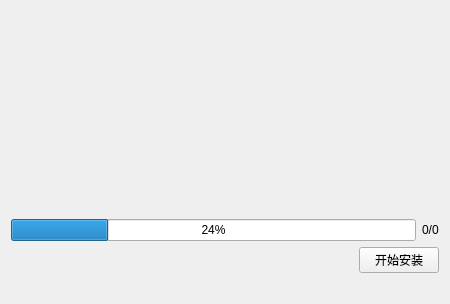
The window that Updater.ui (RunnanZhang/Updater) describes before a commit, drawn with Qt 5.
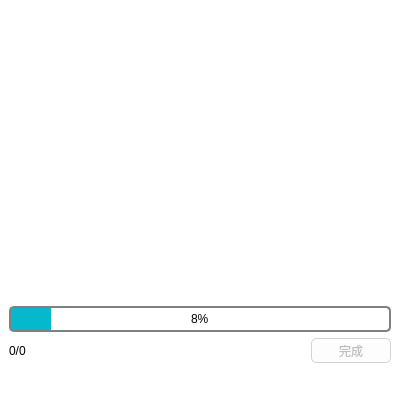
The same window after the commit. The open tabs and pages were chosen to show the change.

```diff
--- a/Updater.ui
+++ b/Updater.ui
@@ -6,14 +6,37 @@
    <rect>
     <x>0</x>
     <y>0</y>
-    <width>450</width>
-    <height>304</height>
+    <width>400</width>
+    <height>393</height>
    </rect>
   </property>
   <property name="windowTitle">
    <string>Updater</string>
   </property>
-  <layout class="QVBoxLayout" name="verticalLayout_2">
+  <property name="styleSheet">
+   <string notr="true">QWidget {
+	background: white;
+}
+QProgressBar {
+    border: 2px solid grey;
+    border-radius: 5px;
+    text-align: center;
+}
+QProgressBar::chunk {
+	background-color: #05B8CC;
+    width: 20px;
+}
+QPushButton {
+	background: #fdfdfd;
+    border: 1px solid lightGrey;
+    border-radius: 5px;
+}
+QPushButton:hover {
+    background: #f4f4f4;
+}
+</string>
+  </property>
+  <layout class="QVBoxLayout" name="verticalLayout">
    <property name="leftMargin">
     <number>0</number>
    </property>
@@ -59,9 +82,21 @@
       </layout>
      </widget>
      <widget class="QWidget" name="downloadPage">
-      <layout class="QVBoxLayout" name="verticalLayout">
+      <layout class="QVBoxLayout" name="verticalLayout_2">
+       <property name="spacing">
+        <number>6</number>
+       </property>
+       <property name="leftMargin">
+        <number>0</number>
+       </property>
        <property name="topMargin">
-        <number>9</number>
+        <number>0</number>
+       </property>
+       <property name="rightMargin">
+        <number>0</number>
+       </property>
+       <property name="bottomMargin">
+        <number>0</number>
        </property>
        <item>
         <widget class="QLabel" name="loadLabel">
@@ -71,6 +106,12 @@
            <verstretch>0</verstretch>
           </sizepolicy>
          </property>
+         <property name="minimumSize">
+          <size>
+           <width>400</width>
+           <height>300</height>
+          </size>
+         </property>
          <property name="text">
           <string/>
          </property>
@@ -78,13 +119,44 @@
        </item>
        <item>
         <layout class="QHBoxLayout" name="horizontalLayout">
+         <property name="leftMargin">
+          <number>9</number>
+         </property>
+         <property name="rightMargin">
+          <number>9</number>
+         </property>
+         <property name="bottomMargin">
+          <number>0</number>
+         </property>
          <item>
           <widget class="QProgressBar" name="progressBar">
            <property name="value">
-            <number>24</number>
+            <number>8</number>
+           </property>
+           <property name="textVisible">
+            <bool>true</bool>
+           </property>
+           <property name="orientation">
+            <enum>Qt::Horizontal</enum>
+           </property>
+           <property name="textDirection">
+            <enum>QProgressBar::TopToBottom</enum>
            </property>
           </widget>
          </item>
+        </layout>
+       </item>
+       <item>
+        <layout class="QHBoxLayout" name="horizontalLayout_3">
+         <property name="leftMargin">
+          <number>9</number>
+         </property>
+         <property name="rightMargin">
+          <number>9</number>
+         </property>
+         <property name="bottomMargin">
+          <number>9</number>
+         </property>
          <item>
           <widget class="QLabel" name="progressLabel">
            <property name="text">
@@ -92,10 +164,6 @@
            </property>
           </widget>
          </item>
-        </layout>
-       </item>
-       <item>
-        <layout class="QHBoxLayout" name="horizontalLayout_2">
          <item>
           <spacer name="horizontalSpacer_2">
            <property name="orientation">
@@ -103,16 +171,25 @@
            </property>
            <property name="sizeHint" stdset="0">
             <size>
-             <width>404</width>
+             <width>40</width>
              <height>20</height>
             </size>
            </property>
           </spacer>
          </item>
          <item>
-          <widget class="QPushButton" name="installBtn">
+          <widget class="QPushButton" name="completeBtn">
+           <property name="enabled">
+            <bool>false</bool>
+           </property>
+           <property name="minimumSize">
+            <size>
+             <width>80</width>
+             <height>25</height>
+            </size>
+           </property>
            <property name="text">
-            <string>开始安装</string>
+            <string>完成</string>
            </property>
           </widget>
          </item>
@@ -122,6 +199,19 @@
      </widget>
     </widget>
    </item>
+   <item>
+    <spacer name="verticalSpacer">
+     <property name="orientation">
+      <enum>Qt::Vertical</enum>
+     </property>
+     <property name="sizeHint" stdset="0">
+      <size>
+       <width>20</width>
+       <height>40</height>
+      </size>
+     </property>
+    </spacer>
+   </item>
    <item>
     <widget class="QLabel" name="stateLabel">
      <property name="text">
```
Left out of the diff: 17 changed lines with no effect on the pictures.
